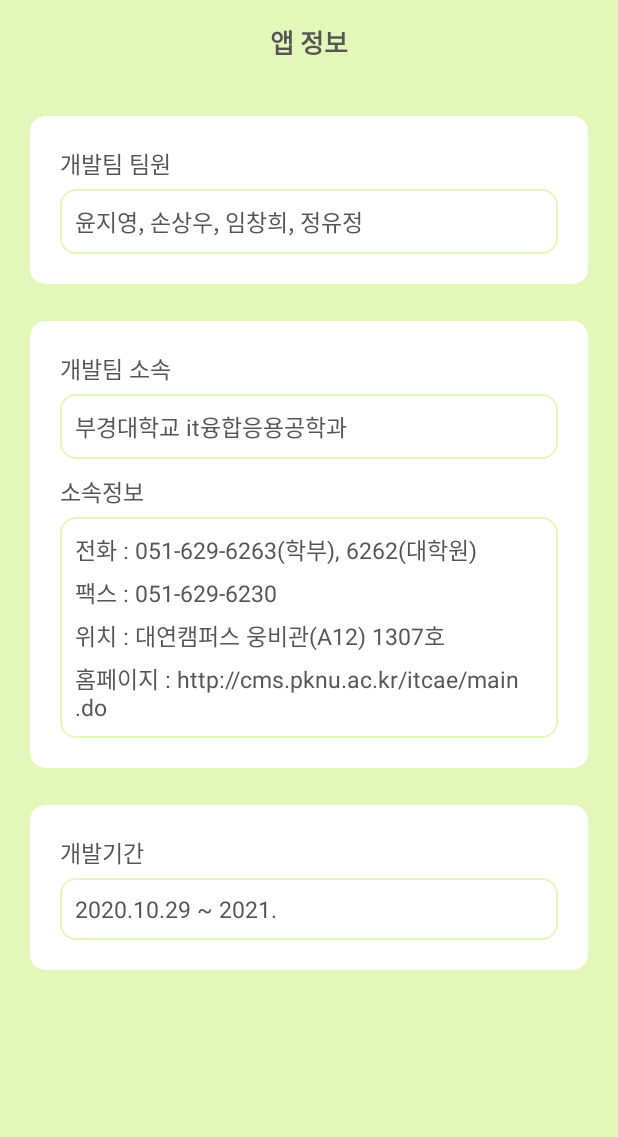
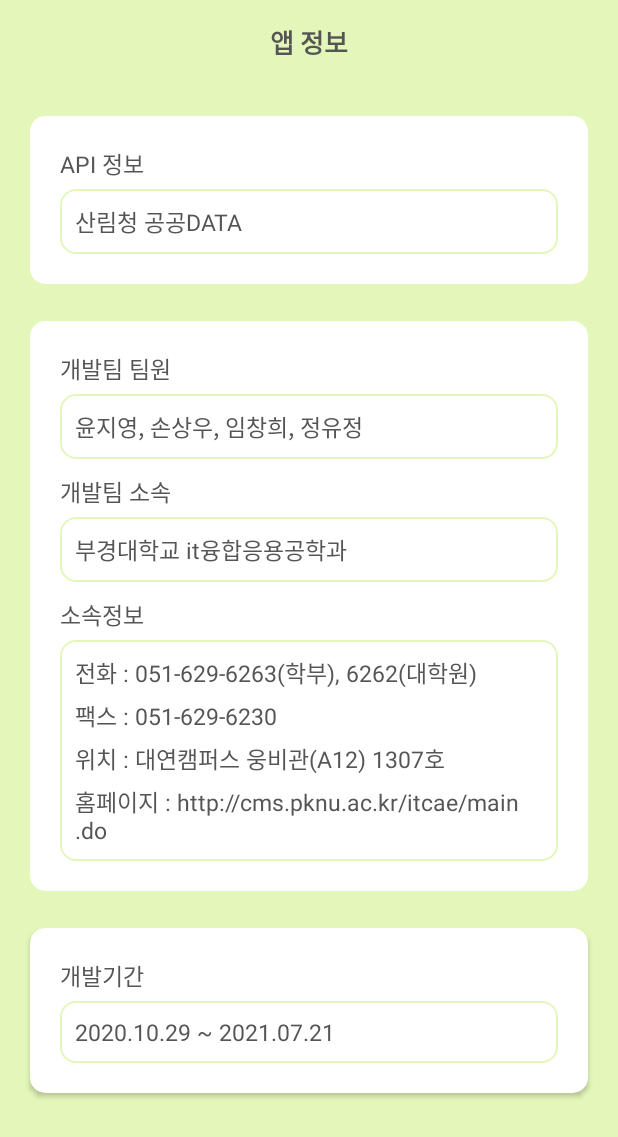
Before and after one commit to jiyeung-yun/teamc_capstone_design, an Android app: the layout activity_info.xml on its own in the app's theme, with its tools: preview values and no code run, on a phone screen of 412 x 824 dp. Shown: the top 1137 px of the screen. Run offline under Robolectric (Android 15) with nearby library versions, the phone set to English and light mode, and no system bars.

Commit message:
앱 정보 화면 추가

```diff
--- a/Capstone/app/src/main/AndroidManifest.xml
+++ b/Capstone/app/src/main/AndroidManifest.xml
@@ -28,6 +28,9 @@
         android:usesCleartextTraffic="true"
         android:networkSecurityConfig="@xml/network_security_config"
         android:theme="@style/AppTheme">
+
+        <!-- 앱 정보를 보여주는 액티비티 -->
+        <activity android:name="com.capstone.plantplant.InfoActivity"/>
 
         <!-- 어플리케이션 구동시 보이는 첫 화면-->
 
--- a/Capstone/app/src/main/res/layout/activity_info.xml
+++ b/Capstone/app/src/main/res/layout/activity_info.xml
@@ -1,10 +1,16 @@
 <?xml version="1.0" encoding="utf-8"?>
-<LinearLayout xmlns:android="http://schemas.android.com/apk/res/android"
+<ScrollView xmlns:android="http://schemas.android.com/apk/res/android"
     xmlns:app="http://schemas.android.com/apk/res-auto"
     android:layout_width="match_parent"
     android:layout_height="match_parent"
+    android:fillViewport="true">
+
+    <LinearLayout
+        android:layout_width="match_parent"
+        android:layout_height="match_parent"
         android:background="@color/colorPrimary"
-    android:orientation="vertical">
+        android:orientation="vertical"
+        android:paddingBottom="@dimen/side_padding">
 
         <androidx.appcompat.widget.Toolbar
             android:id="@+id/toolbar_info"
@@ -46,7 +52,7 @@
                     android:layout_width="match_parent"
                     android:layout_height="wrap_content"
                     android:layout_marginBottom="@dimen/block_title_padding"
-                android:text="개발팀 팀원"
+                    android:text="API 정보"
                     android:textColor="@color/colorTitleFont"
                     android:textSize="@dimen/block_content_font_size" />
 
@@ -55,7 +61,7 @@
                     android:layout_height="wrap_content"
                     android:background="@drawable/blank_background"
                     android:padding="@dimen/editbox_padding"
-                android:text="윤지영, 손상우, 임창희, 정유정"
+                    android:text="산림청 공공DATA"
                     android:textColor="@color/colorTitleFont"
                     android:textSize="@dimen/block_content_font_size" />
 
@@ -85,6 +91,24 @@
                 <TextView
                     android:layout_width="match_parent"
                     android:layout_height="wrap_content"
+                    android:layout_marginBottom="@dimen/block_title_padding"
+                    android:text="개발팀 팀원"
+                    android:textColor="@color/colorTitleFont"
+                    android:textSize="@dimen/block_content_font_size" />
+
+                <TextView
+                    android:layout_width="match_parent"
+                    android:layout_height="wrap_content"
+                    android:background="@drawable/blank_background"
+                    android:padding="@dimen/editbox_padding"
+                    android:text="윤지영, 손상우, 임창희, 정유정"
+                    android:textColor="@color/colorTitleFont"
+                    android:textSize="@dimen/block_content_font_size" />
+
+                <TextView
+                    android:layout_width="match_parent"
+                    android:layout_height="wrap_content"
+                    android:layout_marginTop="@dimen/editbox_padding"
                     android:layout_marginBottom="@dimen/block_title_padding"
                     android:text="개발팀 소속"
                     android:textColor="@color/colorTitleFont"
@@ -183,7 +207,7 @@
                     android:layout_height="wrap_content"
                     android:background="@drawable/blank_background"
                     android:padding="@dimen/editbox_padding"
-                android:text="2020.10.29 ~ 2021."
+                    android:text="2020.10.29 ~ 2021.07.21"
                     android:textColor="@color/colorTitleFont"
                     android:textSize="@dimen/block_content_font_size" />
             </LinearLayout>
@@ -192,3 +216,6 @@
         </androidx.cardview.widget.CardView>
 
     </LinearLayout>
+
+
+</ScrollView>
```
Also changed, not shown: Capstone/app/src/main/java/com/Capstone/plantplant/InfoActivity.java (added, +35 -0 lines), Capstone/app/src/main/res/drawable/ic_campaign_24px.xml (deleted, +0 -21 lines). Lines whose indentation alone changed are shown as unchanged.
